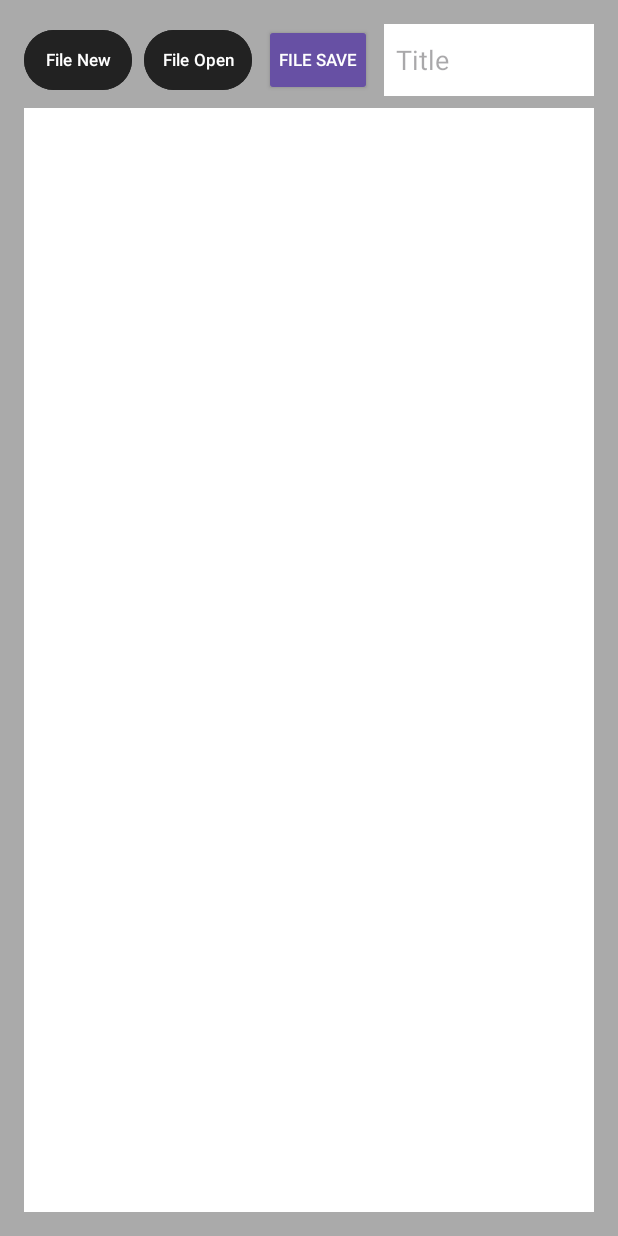
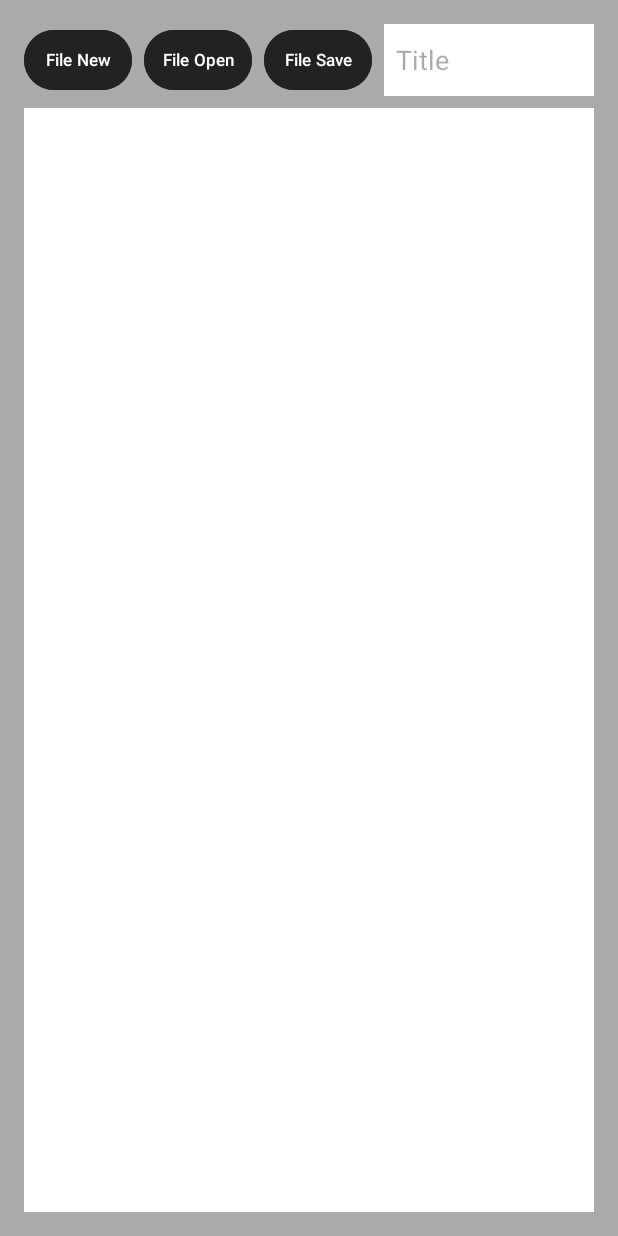
Before and after one commit to gilangnr/notepad-app, an Android app: the screen it shows after launch (MainActivity), on a phone screen of 412 x 824 dp. Run offline under Robolectric (Android 15) with nearby library versions, the phone set to English and light mode, and no system bars.

Commit message:
update button

```diff
--- a/app/src/main/res/layout/activity_main.xml
+++ b/app/src/main/res/layout/activity_main.xml
@@ -52,7 +52,7 @@
 
         <Button
             android:id="@+id/button_save"
-            style="@style/Widget.AppCompat.Button.Colored"
+            android:backgroundTint="#222222"
             android:layout_width="72dp"
             android:layout_height="match_parent"
             android:textSize="11sp"
```
